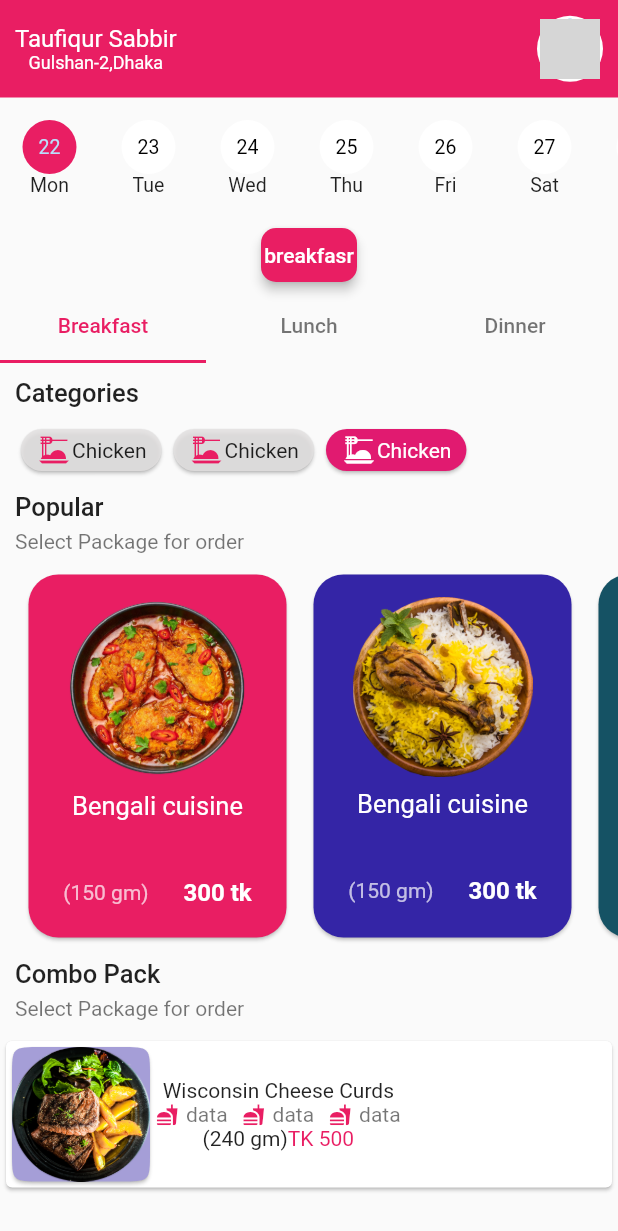
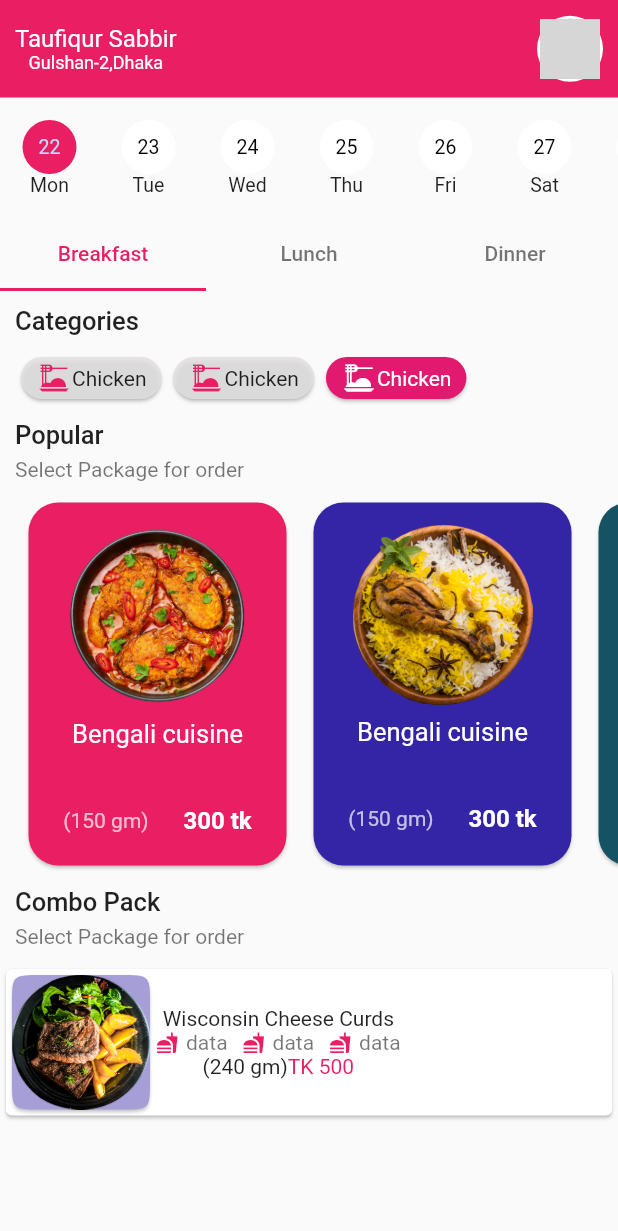
Before and after one commit to taufiqurSabbir/lunchbox_ini, a Flutter app: the Home screen opened directly, on a phone screen of 412 x 824 dp. Shown: the top 1231 px of the screen. Run offline on Flutter 3.47's test engine with Material 2 defaults, Android fonts, the phone set to English and light mode, and no system bars; our stand-ins replace pin_code_fields, timer_count_down; network calls fail; grey boxes are pictures that could not be loaded.

Commit message:
remove unused button

```diff
--- a/lib/UI/screens/home.dart
+++ b/lib/UI/screens/home.dart
@@ -165,12 +165,7 @@
                   ],
                 ),
               ),
-              ElevatedButton(
-                  onPressed: () {
-                    Navigator.push(context,
-                        MaterialPageRoute(builder: (context) => breakfast()));
-                  },
-                  child: Text('breakfasr')),
+
               DefaultTabController(
                 length: 4,
                 child: TabBar(
```
